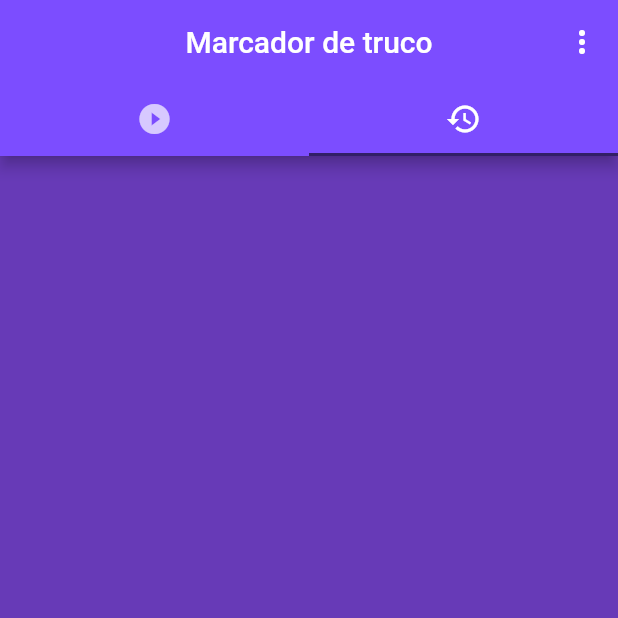
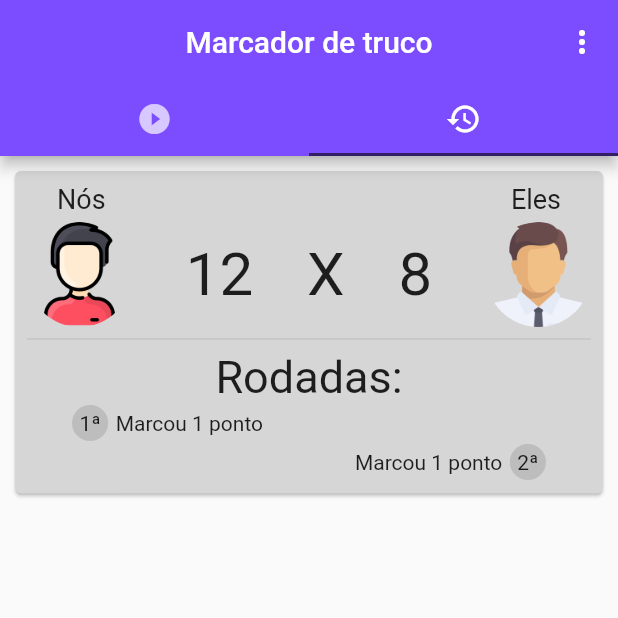
Before and after one commit to MichelHanzenScheeren/marcador_de_truco, a Flutter app: the screen it shows after launch, tab 2 chosen, on a phone screen of 412 x 824 dp, the top half of it. Run offline on Flutter 3.47's test engine with Material 2 defaults, Android fonts, the phone set to English and light mode, and no system bars.

Commit message:
Criação da página de histórico de rodadas.

```diff
--- a/lib/pages/game_page/game.dart
+++ b/lib/pages/game_page/game.dart
@@ -1,4 +1,5 @@
 import 'package:flutter/material.dart';
+import './hystory_tab/history_tab.dart';
 import './points_tab/points_tab.dart';
 
 class Game extends StatefulWidget {
@@ -34,7 +35,7 @@ class _GameState extends State<Game> {
         body: TabBarView(
           children: <Widget>[
             PointsTab(),
-            Container(color: Colors.deepPurple),
+            HistoryTab(),
           ],
         ),
       ),
--- /dev/null
+++ b/lib/pages/game_page/hystory_tab/history_tab.dart
@@ -0,0 +1,28 @@
+import 'package:flutter/cupertino.dart';
+import 'package:flutter/material.dart';
+import './widgets/game_rounds.dart';
+import './widgets/game_score.dart';
+
+class HistoryTab extends StatelessWidget {
+  @override
+  Widget build(BuildContext context) {
+    return ListView(
+      children: <Widget>[
+        Card(
+          margin: EdgeInsets.symmetric(horizontal: 10, vertical: 10),
+          color: Colors.grey[350],
+          child: Padding(
+            padding: const EdgeInsets.all(8.0),
+            child: Column(
+              children: <Widget>[
+                GameScore(),
+                Divider(),
+                GameRounds(),
+              ],
+            ),
+          ),
+        ),
+      ],
+    );
+  }
+}
--- /dev/null
+++ b/lib/pages/game_page/hystory_tab/widgets/game_rounds.dart
@@ -0,0 +1,56 @@
+import 'package:flutter/material.dart';
+
+class GameRounds extends StatelessWidget {
+  @override
+  Widget build(BuildContext context) {
+    return Column(
+      children: <Widget>[
+        Text("Rodadas:", style: TextStyle(fontSize: 30)),
+        Padding(
+          padding: EdgeInsets.symmetric(horizontal: 30),
+          child: Row(
+            mainAxisAlignment: MainAxisAlignment.start,
+            mainAxisSize: MainAxisSize.max,
+            children: <Widget>[
+              Container(
+                padding: EdgeInsets.all(5),
+                decoration: BoxDecoration(
+                  color: Colors.grey[400],
+                  shape: BoxShape.circle,
+                ),
+                child: Text("1ª"),
+              ),
+              SizedBox(width: 5),
+              Text(
+                'Marcou 1 ponto',
+                textAlign: TextAlign.left,
+              ),
+            ],
+          ),
+        ),
+        Padding(
+          padding: EdgeInsets.symmetric(horizontal: 30),
+          child: Row(
+            mainAxisAlignment: MainAxisAlignment.end,
+            mainAxisSize: MainAxisSize.max,
+            children: <Widget>[
+              Text(
+                'Marcou 1 ponto',
+                textAlign: TextAlign.right,
+              ),
+              SizedBox(width: 5),
+              Container(
+                padding: EdgeInsets.all(5),
+                decoration: BoxDecoration(
+                  color: Colors.grey[400],
+                  shape: BoxShape.circle,
+                ),
+                child: Text("2ª"),
+              ),
+            ],
+          ),
+        ),
+      ],
+    );
+  }
+}
--- /dev/null
+++ b/lib/pages/game_page/hystory_tab/widgets/game_score.dart
@@ -0,0 +1,46 @@
+import 'package:flutter/material.dart';
+
+class GameScore extends StatelessWidget {
+  @override
+  Widget build(BuildContext context) {
+    return Column(
+      children: <Widget>[
+        Padding(
+          padding: const EdgeInsets.symmetric(horizontal: 20.0),
+          child: Row(
+            mainAxisAlignment: MainAxisAlignment.spaceBetween,
+            children: <Widget>[
+              Text("Nós", style: TextStyle(fontSize: 18)),
+              Text("Eles", style: TextStyle(fontSize: 18)),
+            ],
+          ),
+        ),
+        SizedBox(height: 5),
+        Row(
+          mainAxisAlignment: MainAxisAlignment.spaceBetween,
+          children: <Widget>[
+            ClipOval(
+              child: Image.asset(
+                "images/player1.png",
+                fit: BoxFit.fill,
+                width: 70,
+                height: 70,
+              ),
+            ),
+            Text("12", style: TextStyle(fontSize: 40)),
+            Text("X", style: TextStyle(fontSize: 40)),
+            Text("8", style: TextStyle(fontSize: 40)),
+            ClipOval(
+              child: Image.asset(
+                "images/player2.png",
+                fit: BoxFit.fill,
+                width: 70,
+                height: 70,
+              ),
+            ),
+          ],
+        ),
+      ],
+    );
+  }
+}
```
